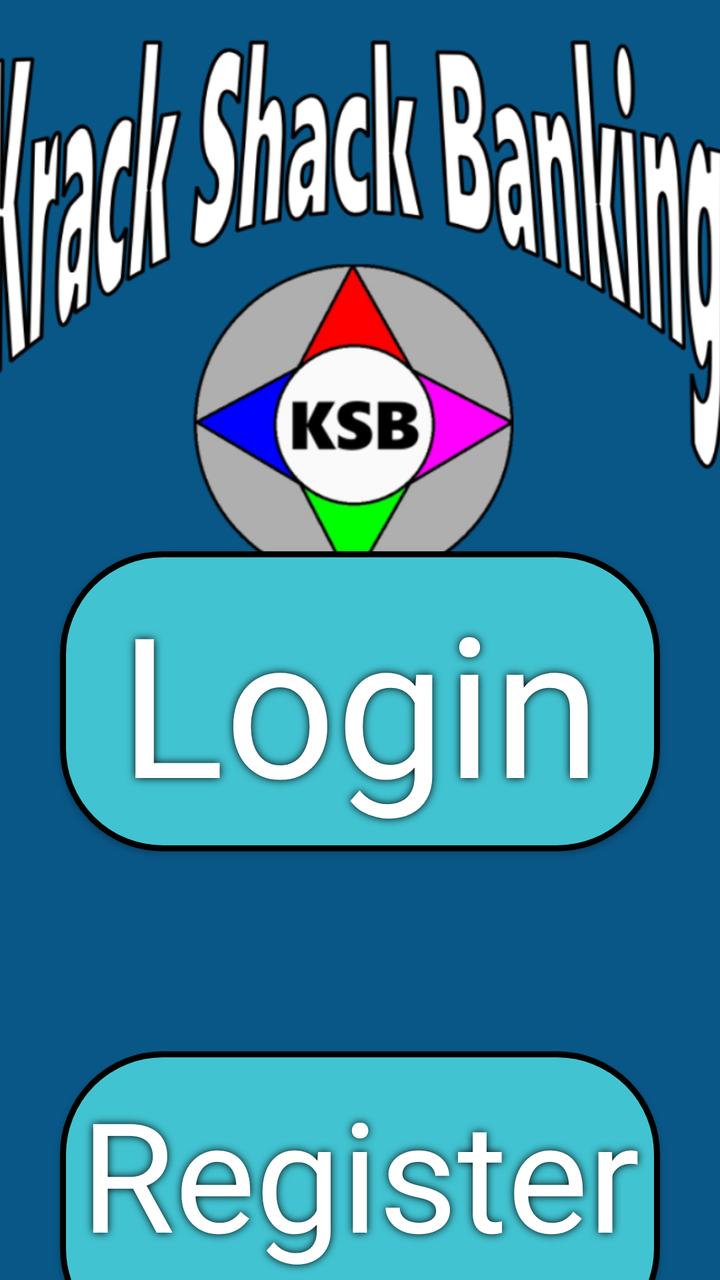
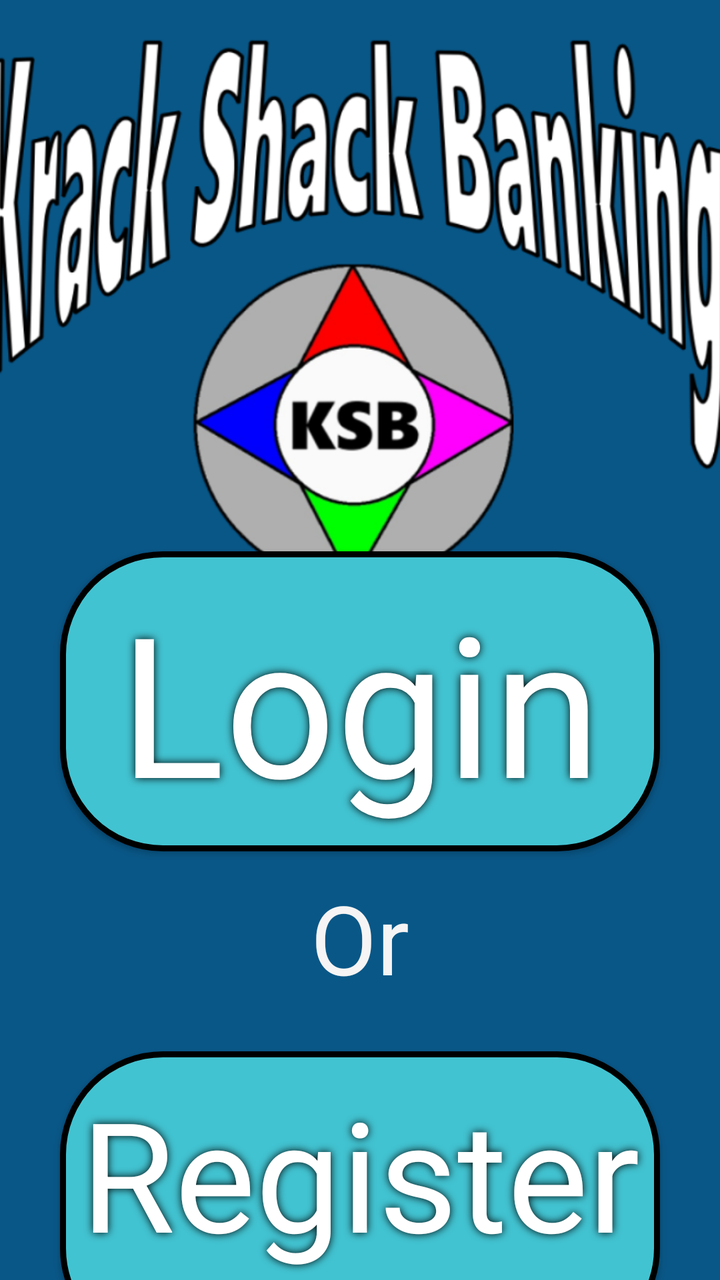

An Android layout rendered at two revisions. The XML below is the earlier revision; the diff shows what the commit changed to produce the second picture.
<!-- AndroidManifest.xml: application theme Theme.KracKShacKBanking -->
<!-- res/layout/activity_main.xml -->
<?xml version="1.0" encoding="utf-8"?>
<androidx.constraintlayout.widget.ConstraintLayout xmlns:android="http://schemas.android.com/apk/res/android"
    xmlns:app="http://schemas.android.com/apk/res-auto"
    xmlns:tools="http://schemas.android.com/tools"
    android:id="@+id/main"
    android:layout_width="match_parent"
    android:layout_height="match_parent"
    android:background="@color/background"
    tools:context=".MainActivity">

    <ImageView
        android:id="@+id/imgBanner"
        android:layout_width="412dp"
        android:layout_height="311dp"
        app:layout_constraintEnd_toEndOf="parent"
        app:layout_constraintStart_toStartOf="parent"
        app:layout_constraintTop_toTopOf="parent"
        app:srcCompat="@drawable/banner" />

    <androidx.appcompat.widget.AppCompatButton
        android:id="@+id/btnLogin"
        android:layout_width="300dp"
        android:layout_height="150dp"
        android:layout_marginStart="50dp"
        android:layout_marginTop="50dp"
        android:layout_marginEnd="50dp"
        android:layout_marginBottom="50dp"
        android:background="@drawable/format_button"
        app:layout_constraintBottom_toTopOf="@+id/btnRegister"
        app:layout_constraintEnd_toEndOf="parent"
        app:layout_constraintStart_toStartOf="parent"
        app:layout_constraintTop_toBottomOf="@+id/imgBanner" />

    <androidx.appcompat.widget.AppCompatButton
        android:id="@+id/btnRegister"
        android:layout_width="300dp"
        android:layout_height="150dp"
        android:layout_marginStart="50dp"
        android:layout_marginTop="50dp"
        android:layout_marginEnd="50dp"
        android:layout_marginBottom="50dp"
        android:background="@drawable/format_button"
        app:layout_constraintBottom_toBottomOf="parent"
        app:layout_constraintEnd_toEndOf="parent"
        app:layout_constraintStart_toStartOf="parent"
        app:layout_constraintTop_toBottomOf="@+id/btnLogin" />

    <TextView
        android:id="@+id/txtLogin"
        android:layout_width="@+id/btnLogin"
        android:layout_height="@+id/btnLogin"
        android:autoSizeTextType="uniform"
        android:elevation="5dp"
        android:paddingStart="10dp"
        android:paddingTop="10dp"
        android:paddingEnd="10dp"
        android:paddingBottom="10dp"
        android:shadowColor="@color/black"
        android:shadowDx="0.0"
        android:shadowDy="0.0"
        android:shadowRadius="10.0"
        android:background="@drawable/format_button_text"
        android:text="@string/Login"
        android:textAlignment="center"
        android:textColor="@color/white"
        app:layout_constraintBottom_toBottomOf="@id/btnLogin"
        app:layout_constraintEnd_toEndOf="@+id/btnLogin"
        app:layout_constraintStart_toStartOf="@+id/btnLogin"
        app:layout_constraintTop_toTopOf="@+id/btnLogin" />

    <TextView
        android:id="@+id/txtRegister"
        android:layout_width="@+id/btnRegister"
        android:layout_height="@+id/btnRegister"
        android:autoSizeTextType="uniform"
        android:background="@drawable/format_button_text"
        android:elevation="5dp"
        android:paddingStart="10dp"
        android:paddingTop="10dp"
        android:paddingEnd="10dp"
        android:paddingBottom="10dp"
        android:shadowColor="@color/black"
        android:shadowDx="0.0"
        android:shadowDy="0.0"
        android:shadowRadius="10.0"
        android:text="@string/Register"
        android:textAlignment="center"
        android:textColor="@color/white"
        app:layout_constraintBottom_toBottomOf="@id/btnRegister"
        app:layout_constraintEnd_toEndOf="@+id/btnRegister"
        app:layout_constraintStart_toStartOf="@+id/btnRegister"
        app:layout_constraintTop_toTopOf="@+id/btnRegister" />

</androidx.constraintlayout.widget.ConstraintLayout>
<!-- resources referenced by this layout -->
<resources>
  <color name="background">#095787</color>
  <color name="black">#FF000000</color>
  <color name="white">#FFFFFFFF</color>
  <!-- drawable banner: png bitmap (drawable, 183225 bytes) -->
  <!-- drawable format_button (drawable) -->
  <?xml version="1.0" encoding="utf-8"?>
  <selector xmlns:android="http://schemas.android.com/apk/res/android">
      <item android:state_enabled="true">
          <shape android:shape="rectangle">
              <solid android:color="@color/blue" />
              <stroke
                  android:width="3dp"
                  android:color="@color/black" />
              <corners android:radius="50dp" />
              <padding
                  android:left="50dp"
                  android:top="50dp"
                  android:right="50dp"
                  android:bottom="50dp" />
          </shape>
      </item>
  </selector>
  <!-- drawable format_button_text (drawable) -->
  <?xml version="1.0" encoding="utf-8"?>
  <layer-list xmlns:android="http://schemas.android.com/apk/res/android">
      <item
          android:bottom="4dp"
          android:left="4dp"
          android:right="4dp"
          android:top="4dp">
          <shape android:shape="rectangle">
              <solid android:color="@color/transparent" />
              <corners android:radius="30dp" />
              <padding
                  android:bottom="50dp"
                  android:left="50dp"
                  android:right="50dp"
                  android:top="50dp" />
          </shape>
      </item>
  </layer-list>
  <string name="Login">Login</string>
  <string name="Register">Register</string>
  <style name="Theme.KracKShacKBanking" parent="Base.Theme.KracKShacKBanking" />
  <color name="blue">#42C3D1</color>
  <color name="transparent">#00000000</color>
  <style name="Base.Theme.KracKShacKBanking" parent="Theme.Material3.DayNight.NoActionBar">
          
          
      </style>
</resources>

<!-- the commit's change to res/layout/activity_main.xml (unified diff, before → after) -->
@@ -91,4 +91,21 @@
         app:layout_constraintStart_toStartOf="@+id/btnRegister"
         app:layout_constraintTop_toTopOf="@+id/btnRegister" />
 
+    <TextView
+        android:id="@+id/textView"
+        android:layout_width="79dp"
+        android:layout_height="62dp"
+        android:layout_marginStart="166dp"
+        android:layout_marginTop="11dp"
+        android:layout_marginEnd="166dp"
+        android:layout_marginBottom="27dp"
+        android:gravity="center_horizontal|center_vertical"
+        android:text="Or"
+        android:textColor="#F6F4F4"
+        android:textSize="48sp"
+        app:layout_constraintBottom_toTopOf="@+id/btnRegister"
+        app:layout_constraintEnd_toEndOf="parent"
+        app:layout_constraintStart_toStartOf="parent"
+        app:layout_constraintTop_toBottomOf="@+id/btnLogin" />
+
 </androidx.constraintlayout.widget.ConstraintLayout>
